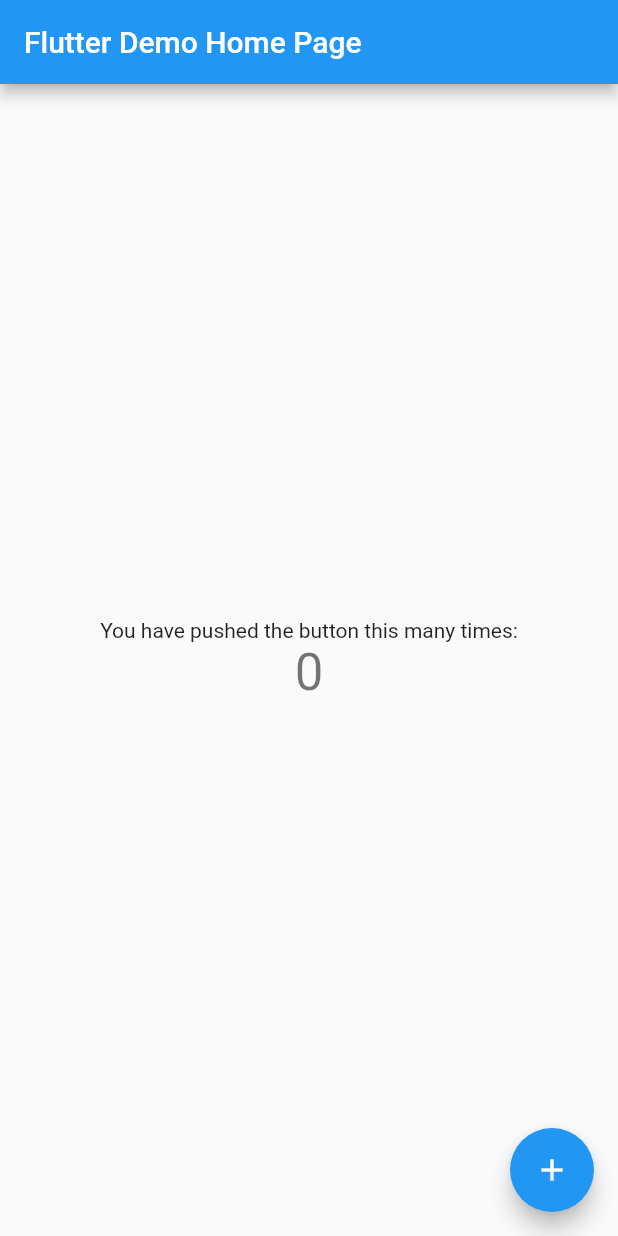
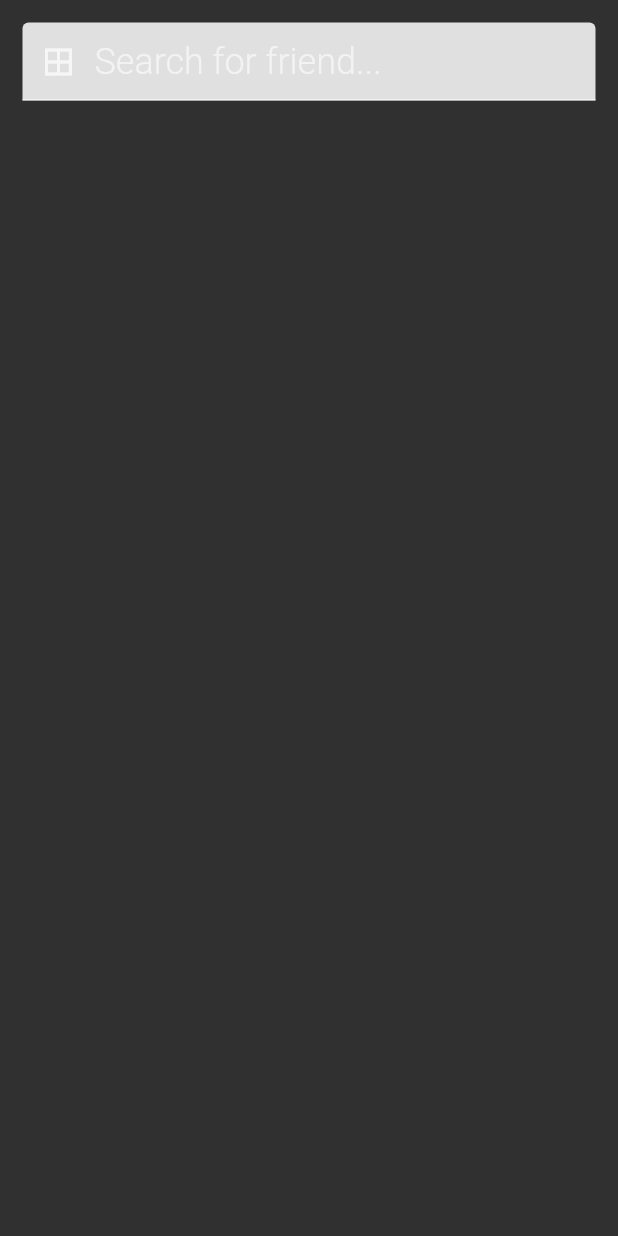
Before and after one commit to jsbisht/flutter_contacts_app, a Flutter app: the screen it shows after launch, on a phone screen of 412 x 824 dp. Run offline on Flutter 3.47's test engine with Material 2 defaults, Android fonts, the phone set to English and light mode, and no system bars.

Commit message:
Added search panel component unstyled

```diff
--- /dev/null
+++ b/lib/components/search-panel.dart
@@ -0,0 +1,41 @@
+import 'package:flutter/material.dart';
+import 'package:flutter_contacts_app/components/search-text-field.dart';
+
+class ContactSearchPanel extends StatefulWidget {
+  @override
+  State<StatefulWidget> createState() {
+    return _ContactSearchPanelState();
+  }
+}
+
+class _ContactSearchPanelState extends State<ContactSearchPanel> {
+  String searchText;
+  final TextEditingController controller = TextEditingController();
+  @override
+  void initState() {
+    super.initState();
+    controller.addListener(updateTerm);
+  }
+
+  void updateTerm() {
+    setState(() {
+      if (controller.text != '') {
+        searchText = controller.text;
+      } else {
+        searchText = "";
+      }
+    });
+  }
+
+  @override
+  Widget build(BuildContext context) {
+    return Container(
+        margin: EdgeInsets.only(top: 0),
+        child: Column(
+          children: <Widget>[
+            SearchTextField(
+                controller: controller, hint: 'Search for friend...'),
+          ],
+        ));
+  }
+}
--- /dev/null
+++ b/lib/components/search-text-field.dart
@@ -0,0 +1,28 @@
+import 'package:flutter/material.dart';
+
+class SearchTextField extends StatelessWidget {
+  SearchTextField({this.controller, this.hint});
+
+  final TextEditingController controller;
+  final String hint;
+
+  @override
+  Widget build(BuildContext context) {
+    return Container(
+        margin: EdgeInsets.all(15.0),
+        child: TextField(
+          controller: controller,
+          keyboardType: TextInputType.number,
+          style: TextStyle(
+              color: Colors.green[700],
+              fontWeight: FontWeight.w300,
+              fontSize: 24.0),
+          decoration: InputDecoration(
+            prefixIcon: Icon(Icons.border_all),
+            filled: true,
+            fillColor: Colors.grey[300],
+            hintText: hint,
+          ),
+        ));
+  }
+}
--- a/lib/main.dart
+++ b/lib/main.dart
@@ -1,111 +1,44 @@
 import 'package:flutter/material.dart';
+import 'package:flutter_contacts_app/components/search-panel.dart';
 
 void main() => runApp(MyApp());
 
+const APP_TITLE = 'Speed Dial';
+const IMG_URL = 'localhost:8080/thumb.jpg';
+
 class MyApp extends StatelessWidget {
-  // This widget is the root of your application.
   @override
   Widget build(BuildContext context) {
     return MaterialApp(
-      title: 'Flutter Demo',
+      title: APP_TITLE,
       theme: ThemeData(
-        // This is the theme of your application.
-        //
-        // Try running your application with "flutter run". You'll see the
-        // application has a blue toolbar. Then, without quitting the app, try
-        // changing the primarySwatch below to Colors.green and then invoke
-        // "hot reload" (press "r" in the console where you ran "flutter run",
-        // or simply save your changes to "hot reload" in a Flutter IDE).
-        // Notice that the counter didn't reset back to zero; the application
-        // is not restarted.
+        brightness: Brightness.dark,
         primarySwatch: Colors.blue,
       ),
-      home: MyHomePage(title: 'Flutter Demo Home Page'),
+      home: ContactSuggestionPage(),
     );
   }
 }
 
-class MyHomePage extends StatefulWidget {
-  MyHomePage({Key key, this.title}) : super(key: key);
-
-  // This widget is the home page of your application. It is stateful, meaning
-  // that it has a State object (defined below) that contains fields that affect
-  // how it looks.
-
-  // This class is the configuration for the state. It holds the values (in this
-  // case the title) provided by the parent (in this case the App widget) and
-  // used by the build method of the State. Fields in a Widget subclass are
-  // always marked "final".
-
-  final String title;
-
+class ContactSuggestionPage extends StatelessWidget {
   @override
-  _MyHomePageState createState() => _MyHomePageState();
+  Widget build(BuildContext context) {
+    return Scaffold(body: SafeArea(child: ContactSearchPanel()));
+  }
 }
 
-class _MyHomePageState extends State<MyHomePage> {
-  int _counter = 0;
-
-  void _incrementCounter() {
-    setState(() {
-      // This call to setState tells the Flutter framework that something has
-      // changed in this State, which causes it to rerun the build method below
-      // so that the display can reflect the updated values. If we changed
-      // _counter without calling setState(), then the build method would not be
-      // called again, and so nothing would appear to happen.
-      _counter++;
-    });
-  }
-
+class CircularProfileLogo extends StatelessWidget {
   @override
   Widget build(BuildContext context) {
-    // This method is rerun every time setState is called, for instance as done
-    // by the _incrementCounter method above.
-    //
-    // The Flutter framework has been optimized to make rerunning build methods
-    // fast, so that you can just rebuild anything that needs updating rather
-    // than having to individually change instances of widgets.
-    return Scaffold(
-      appBar: AppBar(
-        // Here we take the value from the MyHomePage object that was created by
-        // the App.build method, and use it to set our appbar title.
-        title: Text(widget.title),
+    return Container(
+      margin: EdgeInsets.all(100.0),
+      width: 100.0,
+      height: 100.0,
+      decoration: BoxDecoration(
+        color: Colors.black12,
+        shape: BoxShape.circle,
+        //image: DecorationImage(image: NetworkImage("bit.ly/flutter_tiger")),
       ),
-      body: Center(
-        // Center is a layout widget. It takes a single child and positions it
-        // in the middle of the parent.
-        child: Column(
-          // Column is also a layout widget. It takes a list of children and
-          // arranges them vertically. By default, it sizes itself to fit its
-          // children horizontally, and tries to be as tall as its parent.
-          //
-          // Invoke "debug painting" (press "p" in the console, choose the
-          // "Toggle Debug Paint" action from the Flutter Inspector in Android
-          // Studio, or the "Toggle Debug Paint" command in Visual Studio Code)
-          // to see the wireframe for each widget.
-          //
-          // Column has various properties to control how it sizes itself and
-          // how it positions its children. Here we use mainAxisAlignment to
-          // center the children vertically; the main axis here is the vertical
-          // axis because Columns are vertical (the cross axis would be
-          // horizontal).
-          mainAxisAlignment: MainAxisAlignment.center,
-          children: <Widget>[
-            Text(
-              'You have pushed the button this many times:',
-            ),
-            Text(
-              '$_counter',
-              style: Theme.of(context).textTheme.display1,
-            ),
-          ],
-        ),
-      ),
-      floatingActionButton: FloatingActionButton(
-        onPressed: _incrementCounter,
-        tooltip: 'Increment',
-        child: Icon(Icons.add),
-      ), // This trailing comma makes auto-formatting nicer for build methods.
     );
   }
 }
```
Also changed, not shown: asset/design/hello-design-1.jpg (added).
